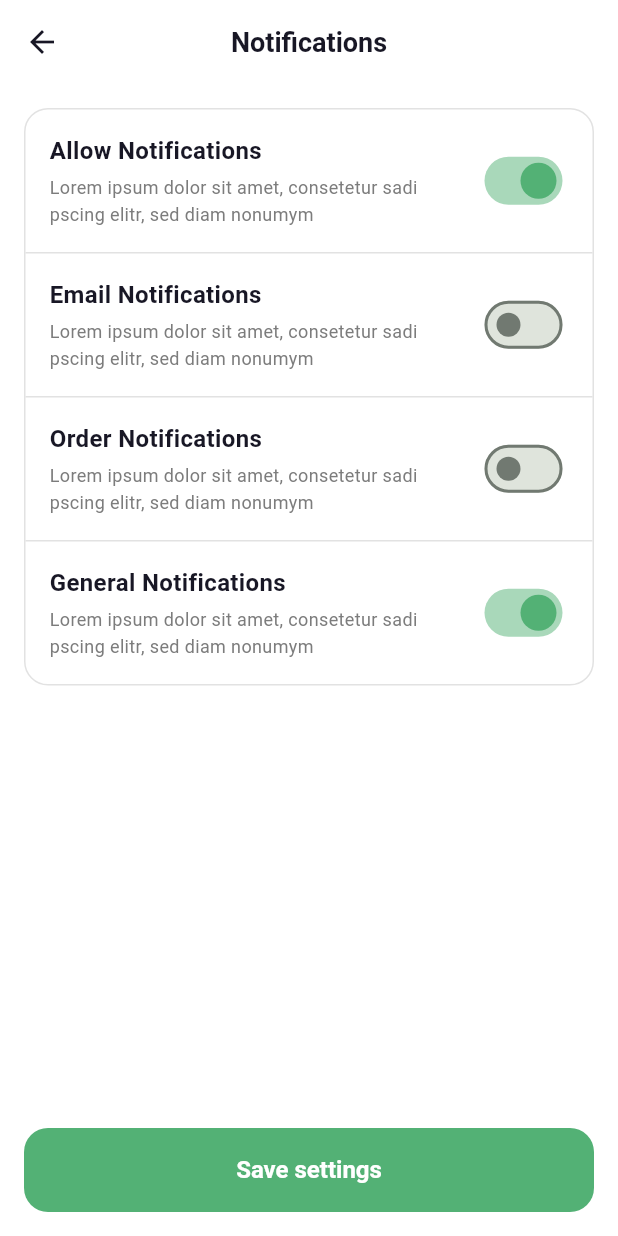
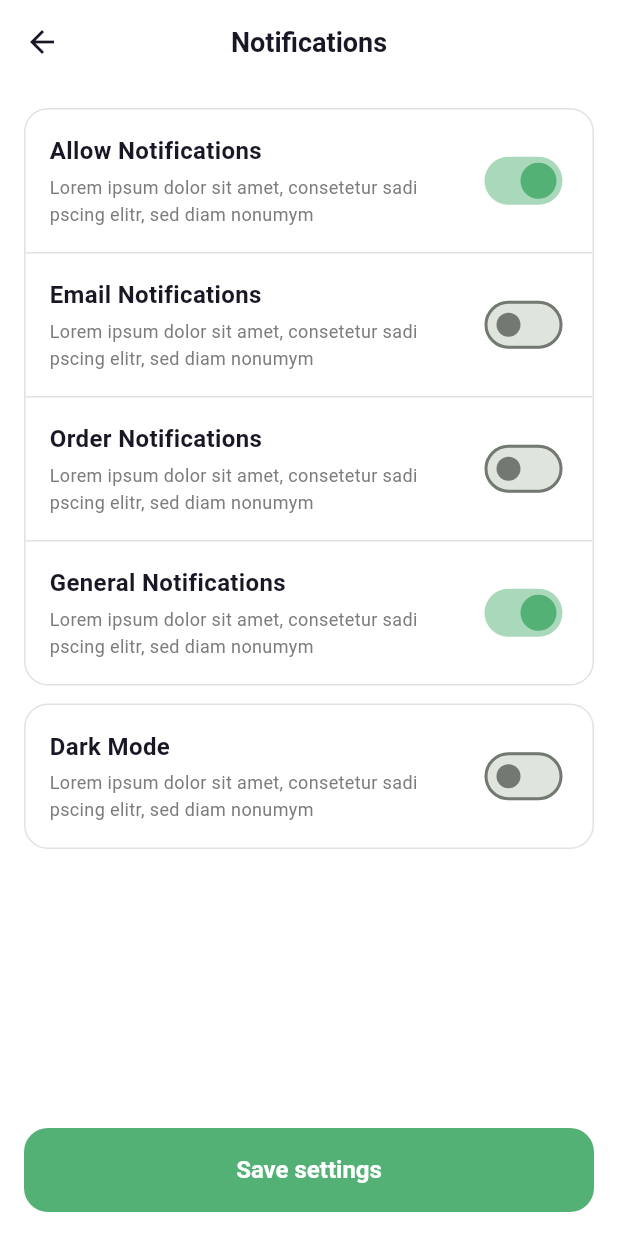
Before and after one commit to Souro-v/big_cart, a Flutter app: the NotificationsScreen screen opened by its route, on a phone screen of 412 x 824 dp. Run offline on Flutter 3.47's test engine with Material 3 defaults, Android fonts, the light colour scheme and no system bars; our stand-ins replace cached_network_image, cloud_firestore, connectivity_plus, firebase_auth, firebase_core, firebase_messaging and 8 more; accounts and stored records are empty; network calls fail; Roboto replaces fonts that are missing (Gilroy).

Commit message:
dark mode toggle

```diff
--- a/lib/main.dart
+++ b/lib/main.dart
@@ -2,6 +2,7 @@ import 'dart:async';
 import 'package:big_cart/providers/address_provider.dart';
 import 'package:big_cart/providers/recently_viewed_provider.dart';
 import 'package:big_cart/providers/search_provider.dart';
+import 'package:big_cart/providers/theme_provider.dart';
 import 'package:big_cart/providers/wishlist_provider.dart';
 import 'package:big_cart/services/notification_service.dart';
 import 'package:big_cart/utils/app_colors.dart';
@@ -45,14 +46,19 @@ class MyApp extends StatelessWidget {
         ChangeNotifierProvider(create: (_) => RecentlyViewedProvider()),
         ChangeNotifierProvider(create: (_) => SearchProvider()),
         ChangeNotifierProvider(create: (_) => AddressProvider()),
+        ChangeNotifierProvider(create: (_) => ThemeProvider()),
       ],
-      child: MaterialApp(
+      child: Consumer<ThemeProvider>(
+        builder: (_, themeProvider, __) => MaterialApp(
           title: 'Big Cart',
           debugShowCheckedModeBanner: false,
           theme: AppTheme.lightTheme,
+          darkTheme: AppTheme.darkTheme,
+          themeMode: themeProvider.themeMode,
           initialRoute: AppRoutes.splash,
           onGenerateRoute: AppRoutes.generateRoute,
           builder: (context, child) => _ConnectivityWrapper(child: child!),
+        ),
       ),
     );
   }
--- /dev/null
+++ b/lib/providers/theme_provider.dart
@@ -0,0 +1,27 @@
+import 'package:flutter/material.dart';
+import 'package:shared_preferences/shared_preferences.dart';
+
+class ThemeProvider extends ChangeNotifier {
+  bool _isDark = false;
+  static const String _key = 'is_dark_mode';
+
+  bool get isDark => _isDark;
+  ThemeMode get themeMode => _isDark ? ThemeMode.dark : ThemeMode.light;
+
+  ThemeProvider() {
+    _loadTheme();
+  }
+
+  Future<void> _loadTheme() async {
+    final prefs = await SharedPreferences.getInstance();
+    _isDark = prefs.getBool(_key) ?? false;
+    notifyListeners();
+  }
+
+  Future<void> toggleTheme() async {
+    _isDark = !_isDark;
+    final prefs = await SharedPreferences.getInstance();
+    await prefs.setBool(_key, _isDark);
+    notifyListeners();
+  }
+}
--- a/lib/screens/profile/notifications_screen.dart
+++ b/lib/screens/profile/notifications_screen.dart
@@ -1,4 +1,6 @@
 import 'package:flutter/material.dart';
+import 'package:provider/provider.dart';
+import '../../providers/theme_provider.dart';
 import '../../utils/app_colors.dart';
 import '../../utils/app_text_styles.dart';
 import '../../widgets/custom_button.dart';
@@ -11,9 +13,9 @@ class NotificationsScreen extends StatefulWidget {
 }
 
 class _NotificationsScreenState extends State<NotificationsScreen> {
-  bool _allowNotifications   = true;
-  bool _emailNotifications   = false;
-  bool _orderNotifications   = false;
+  bool _allowNotifications = true;
+  bool _emailNotifications = false;
+  bool _orderNotifications = false;
   bool _generalNotifications = true;
 
   @override
@@ -43,31 +45,42 @@ class _NotificationsScreenState extends State<NotificationsScreen> {
                   _NotificationItem(
                     title: 'Allow Notifications',
                     value: _allowNotifications,
-                    onChanged: (v) =>
-                        setState(() => _allowNotifications = v),
+                    onChanged: (v) => setState(() => _allowNotifications = v),
                   ),
                   const Divider(height: 1),
                   _NotificationItem(
                     title: 'Email Notifications',
                     value: _emailNotifications,
-                    onChanged: (v) =>
-                        setState(() => _emailNotifications = v),
+                    onChanged: (v) => setState(() => _emailNotifications = v),
                   ),
                   const Divider(height: 1),
                   _NotificationItem(
                     title: 'Order Notifications',
                     value: _orderNotifications,
-                    onChanged: (v) =>
-                        setState(() => _orderNotifications = v),
+                    onChanged: (v) => setState(() => _orderNotifications = v),
                   ),
                   const Divider(height: 1),
                   _NotificationItem(
                     title: 'General Notifications',
                     value: _generalNotifications,
-                    onChanged: (v) =>
-                        setState(() => _generalNotifications = v),
+                    onChanged: (v) => setState(() => _generalNotifications = v),
                   ),
                 ],
+              ),
+            ),
+            const SizedBox(height: 12),
+            Container(
+              decoration: BoxDecoration(
+                color: AppColors.white,
+                borderRadius: BorderRadius.circular(16),
+                border: Border.all(color: AppColors.border),
+              ),
+              child: Consumer<ThemeProvider>(
+                builder: (_, themeProvider, __) => _NotificationItem(
+                  title: 'Dark Mode',
+                  value: themeProvider.isDark,
+                  onChanged: (_) => themeProvider.toggleTheme(),
+                ),
               ),
             ),
 
@@ -105,7 +118,8 @@ class _NotificationItem extends StatelessWidget {
             child: Column(
               crossAxisAlignment: CrossAxisAlignment.start,
               children: [
-                Text(title,
+                Text(
+                  title,
                   style: AppTextStyles.bodyLarge.copyWith(
                     fontWeight: FontWeight.bold,
                   ),
--- a/lib/utils/app_colors.dart
+++ b/lib/utils/app_colors.dart
@@ -3,22 +3,28 @@ import 'package:flutter/material.dart';
 class AppColors {
   AppColors._();
 
-  static const Color primary     = Color(0xFF53B175);
-  static const Color primaryDark = Color(0xFF2E7D51);
-  static const Color primaryLight= Color(0xFFEBF5EE);
+  // Light mode
+  static const Color primary      = Color(0xFF53B175);
+  static const Color primaryDark  = Color(0xFF2E7D51);
+  static const Color primaryLight = Color(0xFFEBF5EE);
+  static const Color background   = Color(0xFFFFFFFF);
+  static const Color surface      = Color(0xFFF2F3F2);
+  static const Color textDark     = Color(0xFF181725);
+  static const Color textGrey     = Color(0xFF7C7C7C);
+  static const Color textLight    = Color(0xFFB3B3B3);
+  static const Color border       = Color(0xFFE2E2E2);
+  static const Color error        = Color(0xFFE74C3C);
+  static const Color success      = Color(0xFF53B175);
+  static const Color warning      = Color(0xFFF6A609);
+  static const Color white        = Color(0xFFFFFFFF);
+  static const Color black        = Color(0xFF000000);
 
-  static const Color background  = Color(0xFFFFFFFF);
-  static const Color surface     = Color(0xFFF2F3F2);
-
-  static const Color textDark    = Color(0xFF181725);
-  static const Color textGrey    = Color(0xFF7C7C7C);
-  static const Color textLight   = Color(0xFFB3B3B3);
-
-  static const Color border      = Color(0xFFE2E2E2);
-  static const Color error       = Color(0xFFE74C3C);
-  static const Color success     = Color(0xFF53B175);
-  static const Color warning     = Color(0xFFF6A609);
-
-  static const Color white       = Color(0xFFFFFFFF);
-  static const Color black       = Color(0xFF000000);
+  // Dark mode
+  static const Color darkBackground  = Color(0xFF121212);
+  static const Color darkSurface     = Color(0xFF1E1E1E);
+  static const Color darkCard        = Color(0xFF2C2C2C);
+  static const Color darkBorder      = Color(0xFF3E3E3E);
+  static const Color darkTextDark    = Color(0xFFFFFFFF);
+  static const Color darkTextGrey    = Color(0xFFAAAAAA);
+  static const Color darkTextLight   = Color(0xFF666666);
 }
--- a/lib/utils/app_theme.dart
+++ b/lib/utils/app_theme.dart
@@ -12,7 +12,6 @@ class AppTheme {
     colorScheme: ColorScheme.fromSeed(
       seedColor: AppColors.primary,
       primary: AppColors.primary,
-      background:  AppColors.background,
       surface: AppColors.surface,
       error: AppColors.error,
     ),
@@ -92,4 +91,75 @@ class AppTheme {
       elevation: 8,
     ),
   );
+  static ThemeData get darkTheme => ThemeData(
+    useMaterial3: true,
+    brightness: Brightness.dark,
+    scaffoldBackgroundColor: AppColors.darkBackground,
+    primaryColor: AppColors.primary,
+    colorScheme: ColorScheme.fromSeed(
+      seedColor: AppColors.primary,
+      brightness: Brightness.dark,
+      primary: AppColors.primary,
+      surface: AppColors.darkSurface,
+      error: AppColors.error,
+    ),
+
+    appBarTheme: const AppBarTheme(
+      backgroundColor: AppColors.darkBackground,
+      elevation: 0,
+      centerTitle: true,
+      titleTextStyle: TextStyle(
+        color: AppColors.darkTextDark,
+        fontSize: 18,
+        fontWeight: FontWeight.w600,
+      ),
+      iconTheme: IconThemeData(color: AppColors.darkTextDark),
+    ),
+
+    elevatedButtonTheme: ElevatedButtonThemeData(
+      style: ElevatedButton.styleFrom(
+        backgroundColor: AppColors.primary,
+        foregroundColor: AppColors.white,
+        minimumSize: const Size(double.infinity, 56),
+        shape: RoundedRectangleBorder(
+            borderRadius: BorderRadius.circular(16)),
+        elevation: 0,
+      ),
+    ),
+
+    inputDecorationTheme: InputDecorationTheme(
+      filled: true,
+      fillColor: AppColors.darkCard,
+      contentPadding:
+      const EdgeInsets.symmetric(horizontal: 16, vertical: 14),
+      border: OutlineInputBorder(
+        borderRadius: BorderRadius.circular(12),
+        borderSide: BorderSide.none,
+      ),
+      enabledBorder: OutlineInputBorder(
+        borderRadius: BorderRadius.circular(12),
+        borderSide: const BorderSide(color: AppColors.darkBorder),
+      ),
+      focusedBorder: OutlineInputBorder(
+        borderRadius: BorderRadius.circular(12),
+        borderSide:
+        const BorderSide(color: AppColors.primary, width: 1.5),
+      ),
+      hintStyle: TextStyle(color: AppColors.darkTextLight),
+    ),
+
+    cardTheme: CardThemeData(
+      color: AppColors.darkCard,
+      elevation: 0,
+      shape: RoundedRectangleBorder(
+        borderRadius: BorderRadius.circular(16),
+        side: const BorderSide(color: AppColors.darkBorder),
+      ),
+    ),
+
+    dividerTheme: const DividerThemeData(
+      color: AppColors.darkBorder,
+      thickness: 1,
+    ),
+  );
 }
```
Lines whose indentation alone changed are shown as unchanged.
